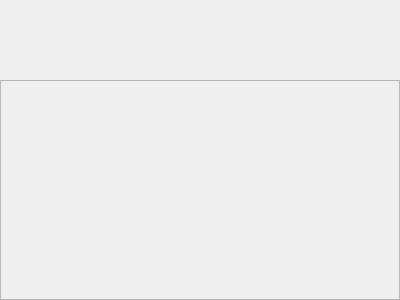
The window that ctrllistpage.ui (breaveSun/central_control) describes before a commit, drawn with Qt 5.
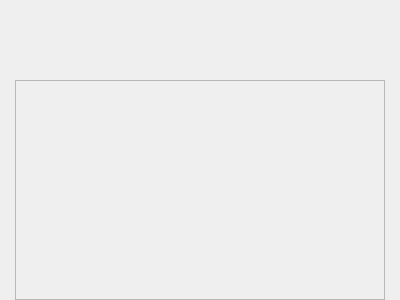
The same window after the commit. Custom widgets are drawn as their Qt base class.

What changed in the file:
```diff
--- a/ctrllistpage.ui
+++ b/ctrllistpage.ui
@@ -24,13 +24,13 @@
     <number>20</number>
    </property>
    <property name="leftMargin">
-    <number>0</number>
+    <number>15</number>
    </property>
    <property name="topMargin">
     <number>0</number>
    </property>
    <property name="rightMargin">
-    <number>0</number>
+    <number>15</number>
    </property>
    <property name="bottomMargin">
     <number>0</number>
@@ -123,7 +123,7 @@
        <rect>
         <x>0</x>
         <y>0</y>
-        <width>398</width>
+        <width>368</width>
         <height>1000</height>
        </rect>
       </property>
```
